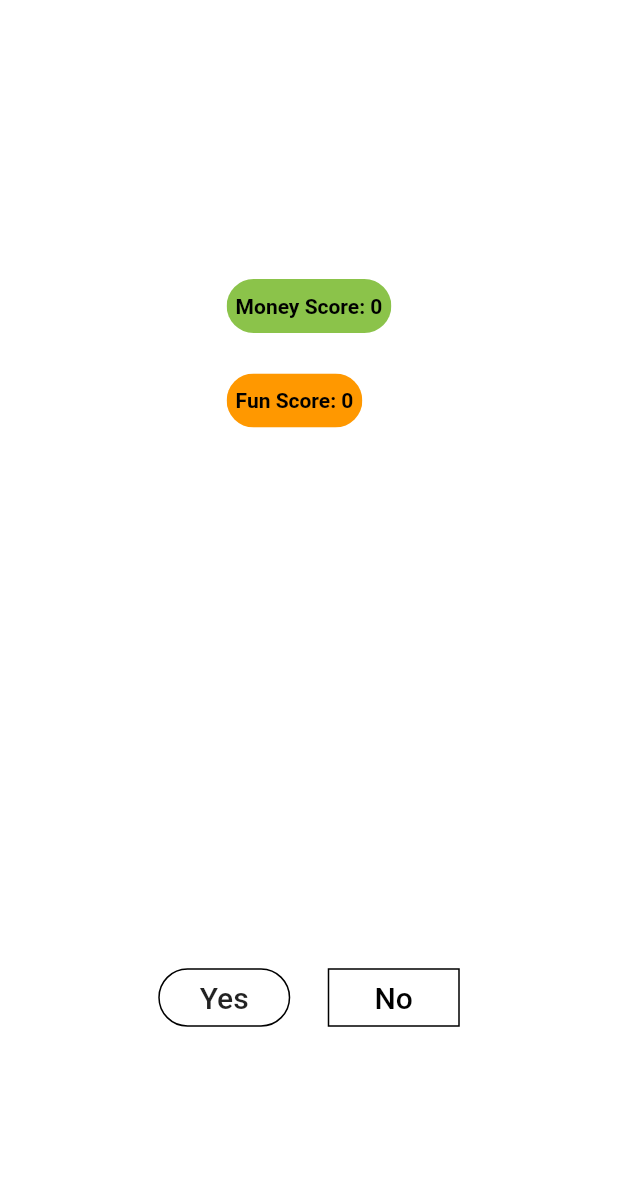
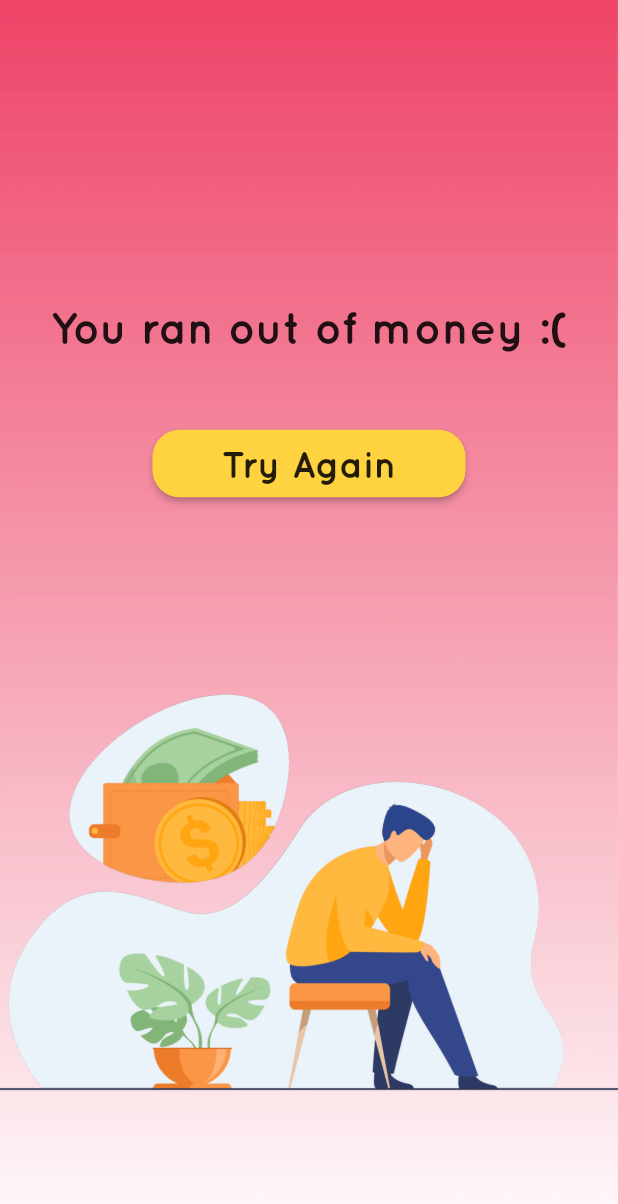
Before and after one commit to emilydeutsch/KA-CHING, a Flutter app: the FourEventPage screen opened directly with empty values, after a tap on "No", on a phone screen of 412 x 824 dp. Shown: the top 1204 px of the screen. Run offline on Flutter 3.47's test engine with Material 2 defaults, Android fonts, the phone set to English and light mode, and no system bars.

Commit message:
added logic for win/lose pages

```diff
--- a/lib/FourEventPage.dart
+++ b/lib/FourEventPage.dart
@@ -2,6 +2,8 @@ import 'dart:ui';
 
 import 'package:flutter/material.dart';
 import 'package:katching_app/FiveEventPage.dart';
+
+import 'LosePage.dart';
 
 class FourEventPage extends StatefulWidget {
   final int moneyScore;
@@ -20,8 +22,16 @@ class _FourEventPageState extends State<FourEventPage> {
       int funScore = widget.funScore;
 
     return Scaffold(
-      backgroundColor: Colors.white,
-      body: Center(
+      body:new Stack(
+          children: <Widget>[
+      Container(
+      decoration: BoxDecoration(
+          image: DecorationImage(
+          image: AssetImage("lib/images/EventPageFour.png"),
+      fit: BoxFit.cover,
+    ),
+    ),
+    ), Center(
         child: Column(
           mainAxisSize: MainAxisSize.min,
           children: [
@@ -36,6 +46,8 @@ class _FourEventPageState extends State<FourEventPage> {
           ],
         )
       )
+    ],
+      ),
     );
   }
 }
@@ -111,16 +123,21 @@ class ActionButtons extends StatelessWidget{
         ),
         onPressed: (){
           //Event: road trip($700)
-          if(moneyScore > 0){
-            moneyScore = moneyScore - 700;
-          }
+          moneyScore = moneyScore - 700;
           if(funScore < 100){
             funScore = funScore + 25;
           }
-          Navigator.push(
-                  context,
-                  MaterialPageRoute(builder: (context) => FiveEventPage(moneyScore, funScore)));
-          ///TODO: add logic if lost
+          if(moneyScore<=0 || funScore<=0){
+            Navigator.push(
+                context,
+                MaterialPageRoute(builder: (context) => LosePage(moneyScore<=0)));
+          }
+          else {
+            Navigator.push(
+                context,
+                MaterialPageRoute(
+                    builder: (context) => FiveEventPage(moneyScore, funScore)));
+          }
         }
       ),
         SizedBox(
@@ -142,13 +159,18 @@ class ActionButtons extends StatelessWidget{
         ),
         onPressed: (){
           //Event: road trip($700)
-          if(funScore > 0){
-            funScore = funScore - 25;
+          funScore = funScore - 25;
+          if(moneyScore<=0 || funScore<=0){
+            Navigator.push(
+                context,
+                MaterialPageRoute(builder: (context) => LosePage(moneyScore<=0)));
           }
-          Navigator.push(
-                  context,
-                  MaterialPageRoute(builder: (context) => FiveEventPage(moneyScore, funScore)));
-          ///TODO: add logic if lost
+          else {
+            Navigator.push(
+                context,
+                MaterialPageRoute(
+                    builder: (context) => FiveEventPage(moneyScore, funScore)));
+          }
         }
       )
 
--- /dev/null
+++ b/lib/LosePage.dart
@@ -0,0 +1,69 @@
+import 'package:flutter/material.dart';
+import 'package:katching_app/JobPage.dart';
+import 'package:katching_app/SlideTransition.dart';
+
+import 'LandingPage.dart';
+
+class LosePage extends StatefulWidget {
+  //User selection is the list: [job, city, 1/2 (bedrooms), 1/2/3 (food)]
+  bool lostMoney;
+  LosePage(this.lostMoney);
+  @override
+  _LosePageState createState() => _LosePageState();
+}
+
+class _LosePageState extends State<LosePage> {
+  final String moneylost = "You ran out of money :(";
+  final String funlost = "Life isn't all about money! \nHave some fun too :)";
+  @override
+  Widget build(BuildContext context) {
+    return Scaffold(
+      body:new Stack(
+        children: <Widget>[
+          Container(
+            decoration: BoxDecoration(
+              image: DecorationImage(
+                image: AssetImage("lib/images/LosePage.png"),
+                fit: BoxFit.cover,
+              ),
+            ),
+          ),
+          Center(
+            child: Column(
+              //mainAxisSize: MainAxisSize.min,
+              children: <Widget>[
+                Padding(
+                  padding: const EdgeInsets.fromLTRB(0.0, 200.0, 0.0, 0.0),
+                  child: Text(widget.lostMoney ? moneylost :funlost,style: TextStyle(
+                    fontFamily: 'QuickSand',
+                    color: Colors.black87,
+                    fontSize: 30,
+                    fontWeight: FontWeight.bold,
+                  ),
+                  ),
+                ),
+                Padding(
+                  padding: const EdgeInsets.fromLTRB(0.0, 50.0, 0.0, 0.0),
+                  child: RaisedButton(
+                      shape: RoundedRectangleBorder(
+                        borderRadius: BorderRadius.circular(18.0),
+                      ),
+                      color: Color.fromRGBO(255, 210, 63, 1.0),
+                      child:Padding(
+                        padding: const EdgeInsets.fromLTRB(30.0,8.0,30.0,8.0),
+                        child: Text("Try Again", style: TextStyle(fontSize: 25, fontFamily: 'QuickSand',fontWeight: FontWeight.bold),),
+                      ),
+                      onPressed: () {
+                        Navigator.push(context,
+                            SlideRightRoute(page: LandingPage()));
+                      }
+                  ),
+                ),
+              ],
+            ),
+          ),
+        ],
+      ),
+    );
+  }
+}
```
Also changed, not shown: lib/EightEventPage.dart (+25 -8 lines), lib/FiveEventPage.dart (+37 -15 lines), lib/OneEventPage.dart (+35 -14 lines), lib/SevenEventPage.dart (+12 -2 lines), lib/SixEventPage.dart (+37 -15 lines), lib/StartGamePage.dart (+8 -11 lines), lib/ThreeEventPage.dart (+12 -2 lines), lib/TwoEventPage.dart (+24 -8 lines), lib/WinPage.dart (added, +65 -0 lines), lib/images/EventPageEight.png (added), lib/images/EventPageFive.png (added), lib/images/EventPageFour.png (added), lib/images/EventPageOne.png (added), lib/images/EventPageSeven.png (added), 3 more files.
